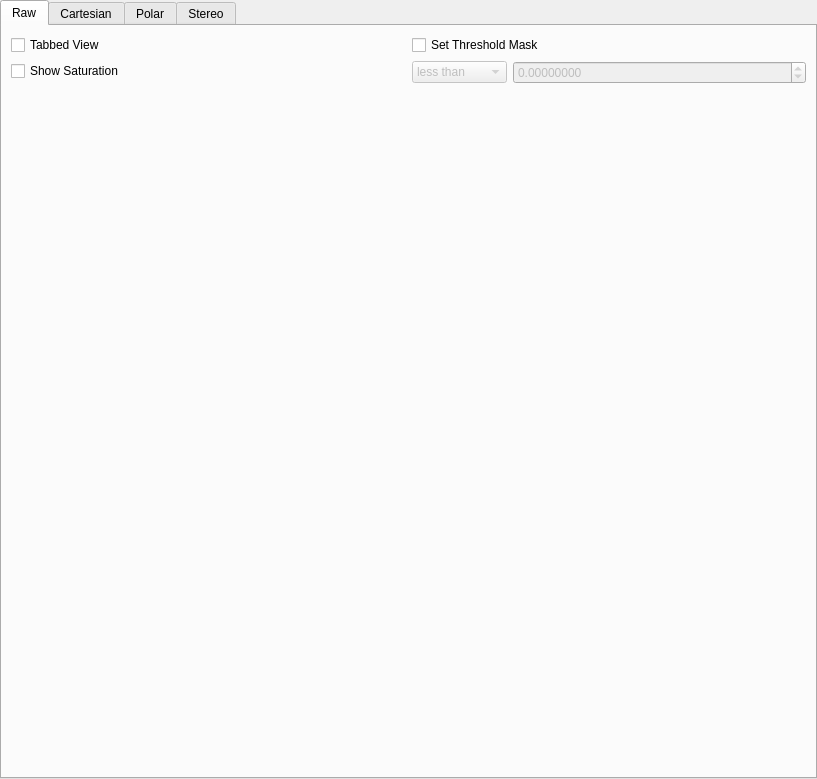
Above: hexrd/ui/resources/ui/image_mode_widget.ui from HEXRD/hexrdgui before the change. Below: the same form after it.
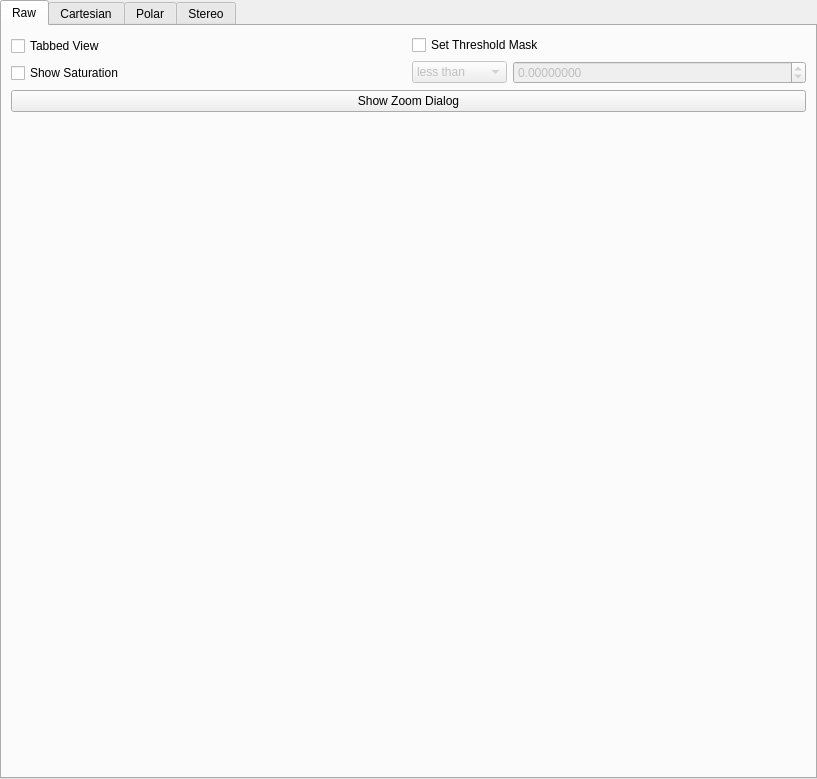
That is the form after the change. Custom widgets are drawn as their Qt base class.

Commit message:
Add ability to show zoom box in raw view
This also allows you to see summed plots of the zoomed in region.

Patch:
```diff
--- a/hexrd/ui/resources/ui/image_mode_widget.ui
+++ b/hexrd/ui/resources/ui/image_mode_widget.ui
@@ -59,39 +59,8 @@
       <attribute name="title">
        <string>Raw</string>
       </attribute>
-      <layout class="QHBoxLayout" name="horizontalLayout_2">
-       <item>
-        <layout class="QVBoxLayout" name="verticalLayout_3">
-         <item>
-          <widget class="QCheckBox" name="raw_tabbed_view">
-           <property name="text">
-            <string>Tabbed View</string>
-           </property>
-          </widget>
-         </item>
-         <item>
-          <widget class="QCheckBox" name="raw_show_saturation">
-           <property name="text">
-            <string>Show Saturation</string>
-           </property>
-          </widget>
-         </item>
-         <item>
-          <spacer name="verticalSpacer_5">
-           <property name="orientation">
-            <enum>Qt::Vertical</enum>
-           </property>
-           <property name="sizeHint" stdset="0">
-            <size>
-             <width>20</width>
-             <height>40</height>
-            </size>
-           </property>
-          </spacer>
-         </item>
-        </layout>
-       </item>
-       <item>
+      <layout class="QGridLayout" name="gridLayout">
+       <item row="0" column="1">
         <layout class="QFormLayout" name="formLayout">
          <item row="0" column="0" colspan="2">
           <widget class="QCheckBox" name="raw_threshold_mask">
@@ -143,6 +112,44 @@
          </item>
         </layout>
        </item>
+       <item row="0" column="0">
+        <layout class="QVBoxLayout" name="verticalLayout_3">
+         <item>
+          <widget class="QCheckBox" name="raw_tabbed_view">
+           <property name="text">
+            <string>Tabbed View</string>
+           </property>
+          </widget>
+         </item>
+         <item>
+          <widget class="QCheckBox" name="raw_show_saturation">
+           <property name="text">
+            <string>Show Saturation</string>
+           </property>
+          </widget>
+         </item>
+        </layout>
+       </item>
+       <item row="1" column="0" colspan="2">
+        <widget class="QPushButton" name="raw_show_zoom_dialog">
+         <property name="text">
+          <string>Show Zoom Dialog</string>
+         </property>
+        </widget>
+       </item>
+       <item row="2" column="0" colspan="2">
+        <spacer name="verticalSpacer_5">
+         <property name="orientation">
+          <enum>Qt::Vertical</enum>
+         </property>
+         <property name="sizeHint" stdset="0">
+          <size>
+           <width>20</width>
+           <height>40</height>
+          </size>
+         </property>
+        </spacer>
+       </item>
       </layout>
      </widget>
      <widget class="QWidget" name="cartesian_tab">
```
Left out of the diff: 12 changed lines with no effect on the pictures. The commit also changes 9 other files.
